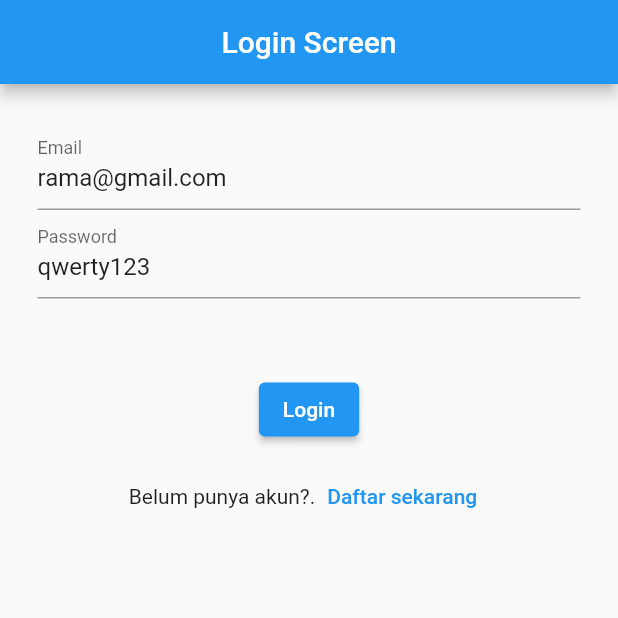
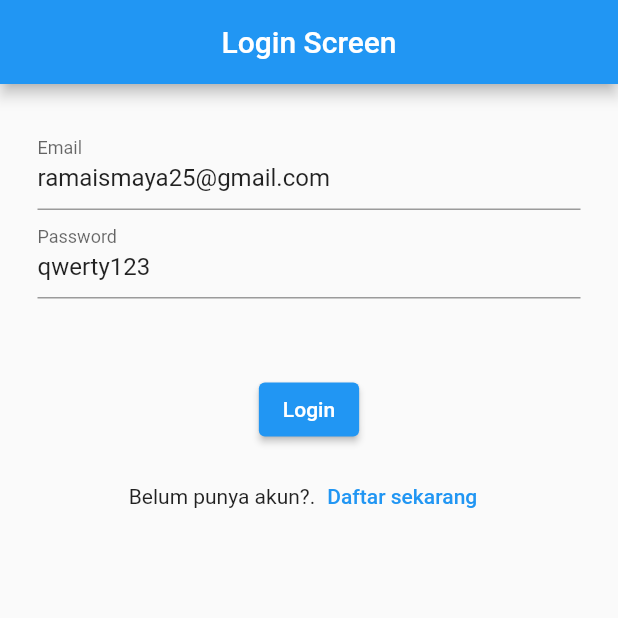
Before and after one commit to R4MA26/flutter-rama-firebase, a Flutter app: the screen it shows after launch, on a phone screen of 412 x 824 dp, the top half of it. Run offline on Flutter 3.47's test engine with Material 2 defaults, Android fonts, the light colour scheme and no system bars; our stand-ins replace firebase_auth, firebase_core, get; accounts and stored records are empty.

Commit message:
verif-email

```diff
--- a/lib/app/modules/login/controllers/login_controller.dart
+++ b/lib/app/modules/login/controllers/login_controller.dart
@@ -2,7 +2,8 @@ import 'package:get/get.dart';
 import 'package:flutter/material.dart';
 
 class LoginController extends GetxController {
-  TextEditingController emailC = TextEditingController(text: "rama@gmail.com");
+  TextEditingController emailC =
+      TextEditingController(text: "ramaismaya25@gmail.com");
   TextEditingController passC = TextEditingController(text: "qwerty123");
 
   @override
--- a/lib/main.dart
+++ b/lib/main.dart
@@ -40,10 +40,13 @@ class MyApp extends StatelessWidget {
       stream: authC.streamAuthStatus,
       builder: (context, snapshot) {
         if (snapshot.connectionState == ConnectionState.active) {
-        print(snapshot.data);
+          print(snapshot.data);
           return GetMaterialApp(
             title: "Application",
-            initialRoute: snapshot.data != null ? Routes.HOME : Routes.LOGIN,
+            initialRoute:
+                snapshot.data != null && snapshot.data!.emailVerified == true
+                    ? Routes.HOME
+                    : Routes.LOGIN,
             getPages: AppPages.routes,
             // home: snapshot.data != null ? HomeView() : LoginView(),
           );
```
Also changed, not shown: lib/app/controllers/auth_controller.dart (+52 -4 lines), pubspec.lock.
